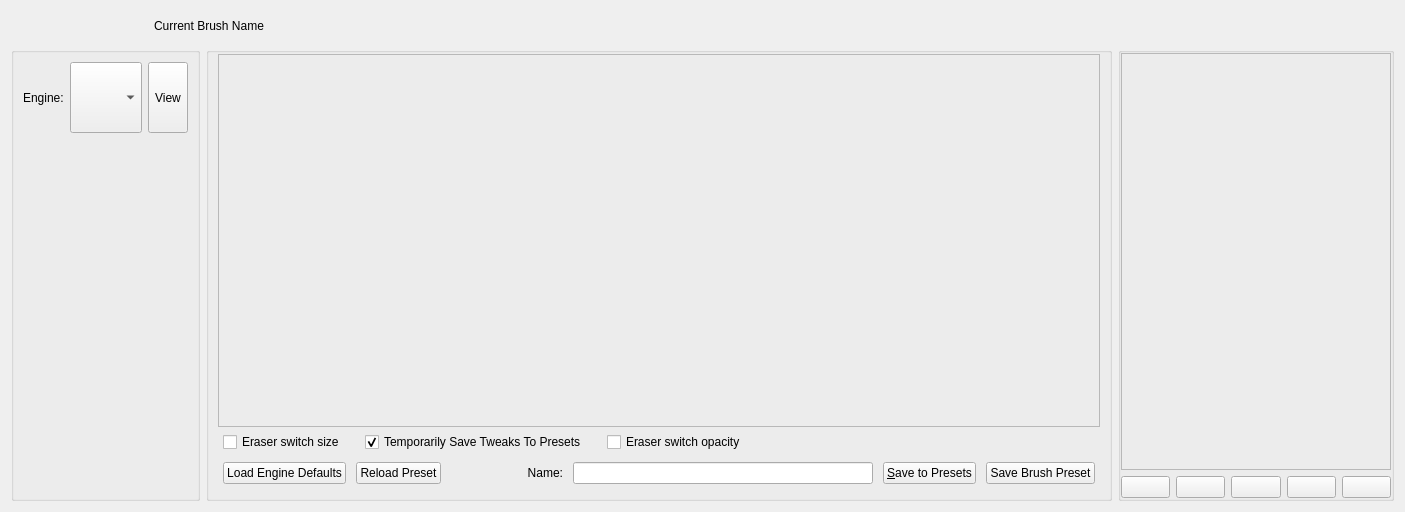
Qt form libs/ui/forms/wdgpaintopsettings.ui (KDE/krita) before a commit.
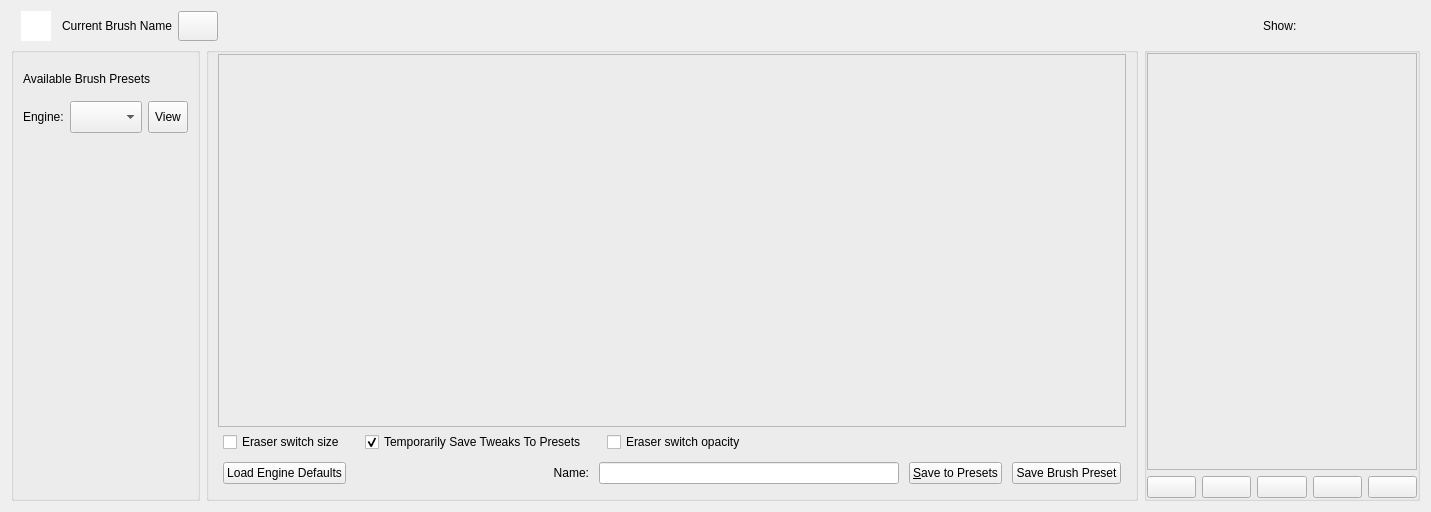
The same form after that commit. Custom widgets are drawn as their Qt base class.

Commit message: move the brush editor UI around a bit. Now the thumbnail of the current preset is at top. also moved the reload icon at the top by the preset name. added a label by the different areas so it was easier to tell them apart

Patch:
```diff
--- a/libs/ui/forms/wdgpaintopsettings.ui
+++ b/libs/ui/forms/wdgpaintopsettings.ui
@@ -6,7 +6,7 @@
    <rect>
     <x>0</x>
     <y>0</y>
-    <width>1405</width>
+    <width>1431</width>
     <height>512</height>
    </rect>
   </property>
@@ -171,19 +171,6 @@
           </property>
          </widget>
         </item>
-        <item>
-         <widget class="QPushButton" name="reload">
-          <property name="sizePolicy">
-           <sizepolicy hsizetype="Preferred" vsizetype="Preferred">
-            <horstretch>0</horstretch>
-            <verstretch>0</verstretch>
-           </sizepolicy>
-          </property>
-          <property name="text">
-           <string>Reload Preset</string>
-          </property>
-         </widget>
-        </item>
         <item>
          <spacer name="horizontalSpacer_2">
           <property name="orientation">
@@ -377,63 +364,51 @@
    </item>
    <item row="0" column="0" colspan="3">
     <layout class="QHBoxLayout" name="brushEditorDashboard">
+     <property name="leftMargin">
+      <number>10</number>
+     </property>
      <item>
-      <widget class="KisHighlightedToolButton" name="showPresetsButton" native="true">
+      <widget class="QGraphicsView" name="presetThumbnailicon">
        <property name="sizePolicy">
-        <sizepolicy hsizetype="Minimum" vsizetype="Minimum">
+        <sizepolicy hsizetype="Fixed" vsizetype="Fixed">
          <horstretch>0</horstretch>
          <verstretch>0</verstretch>
         </sizepolicy>
        </property>
        <property name="minimumSize">
         <size>
-         <width>35</width>
-         <height>20</height>
+         <width>30</width>
+         <height>30</height>
         </size>
        </property>
-       <property name="text" stdset="0">
-        <string/>
-       </property>
-      </widget>
-     </item>
-     <item>
-      <widget class="KisHighlightedToolButton" name="showEditorButton" native="true">
-       <property name="sizePolicy">
-        <sizepolicy hsizetype="Minimum" vsizetype="Preferred">
-         <horstretch>0</horstretch>
-         <verstretch>0</verstretch>
-        </sizepolicy>
-       </property>
-       <property name="minimumSize">
+       <property name="maximumSize">
         <size>
-         <width>35</width>
+         <width>30</width>
          <height>30</height>
         </size>
        </property>
-       <property name="text" stdset="0">
-        <string>Settings</string>
+       <property name="font">
+        <font>
+         <kerning>false</kerning>
+        </font>
        </property>
-      </widget>
-     </item>
-     <item>
-      <widget class="KisHighlightedToolButton" name="showScratchpadButton" native="true">
-       <property name="sizePolicy">
-        <sizepolicy hsizetype="Preferred" vsizetype="Preferred">
-         <horstretch>0</horstretch>
-         <verstretch>0</verstretch>
-        </sizepolicy>
+       <property name="frameShape">
+        <enum>QFrame::NoFrame</enum>
        </property>
-       <property name="minimumSize">
-        <size>
-         <width>35</width>
-         <height>30</height>
-        </size>
+       <property name="frameShadow">
+        <enum>QFrame::Plain</enum>
        </property>
-       <property name="text" stdset="0">
-        <string>Scratchpad</string>
+       <property name="verticalScrollBarPolicy">
+        <enum>Qt::ScrollBarAlwaysOff</enum>
        </property>
-       <property name="checkable" stdset="0">
-        <bool>true</bool>
+       <property name="horizontalScrollBarPolicy">
+        <enum>Qt::ScrollBarAlwaysOff</enum>
+       </property>
+       <property name="interactive">
+        <bool>false</bool>
+       </property>
+       <property name="renderHints">
+        <set>QPainter::Antialiasing</set>
        </property>
       </widget>
      </item>
@@ -452,7 +427,20 @@
         <number>0</number>
        </property>
        <property name="indent">
-        <number>20</number>
+        <number>5</number>
+       </property>
+      </widget>
+     </item>
+     <item>
+      <widget class="QPushButton" name="reloadPresetButton">
+       <property name="sizePolicy">
+        <sizepolicy hsizetype="Preferred" vsizetype="Preferred">
+         <horstretch>0</horstretch>
+         <verstretch>0</verstretch>
+        </sizepolicy>
+       </property>
+       <property name="text">
+        <string/>
        </property>
       </widget>
      </item>
@@ -469,11 +457,85 @@
        </property>
       </spacer>
      </item>
+     <item>
+      <widget class="QLabel" name="label_3">
+       <property name="text">
+        <string>Show:</string>
+       </property>
+      </widget>
+     </item>
+     <item>
+      <widget class="KisHighlightedToolButton" name="showPresetsButton" native="true">
+       <property name="sizePolicy">
+        <sizepolicy hsizetype="Minimum" vsizetype="Minimum">
+         <horstretch>0</horstretch>
+         <verstretch>0</verstretch>
+        </sizepolicy>
+       </property>
+       <property name="minimumSize">
+        <size>
+         <width>35</width>
+         <height>20</height>
+        </size>
+       </property>
+       <property name="text" stdset="0">
+        <string/>
+       </property>
+      </widget>
+     </item>
+     <item>
+      <widget class="KisHighlightedToolButton" name="showEditorButton" native="true">
+       <property name="sizePolicy">
+        <sizepolicy hsizetype="Minimum" vsizetype="Preferred">
+         <horstretch>0</horstretch>
+         <verstretch>0</verstretch>
+        </sizepolicy>
+       </property>
+       <property name="minimumSize">
+        <size>
+         <width>35</width>
+         <height>30</height>
+        </size>
+       </property>
+       <property name="text" stdset="0">
+        <string>Settings</string>
+       </property>
+      </widget>
+     </item>
+     <item>
+      <widget class="KisHighlightedToolButton" name="showScratchpadButton" native="true">
+       <property name="sizePolicy">
+        <sizepolicy hsizetype="Preferred" vsizetype="Preferred">
+         <horstretch>0</horstretch>
+         <verstretch>0</verstretch>
+        </sizepolicy>
+       </property>
+       <property name="minimumSize">
+        <size>
+         <width>35</width>
+         <height>30</height>
+        </size>
+       </property>
+       <property name="text" stdset="0">
+        <string>Scratchpad</string>
+       </property>
+       <property name="checkable" stdset="0">
+        <bool>true</bool>
+       </property>
+      </widget>
+     </item>
     </layout>
    </item>
    <item row="1" column="0">
     <widget class="QGroupBox" name="presetsContainer">
      <layout class="QVBoxLayout" name="paintEngineOpContainer">
+      <item>
+       <widget class="QLabel" name="label_4">
+        <property name="text">
+         <string>Available Brush Presets</string>
+        </property>
+       </widget>
+      </item>
       <item>
        <layout class="QHBoxLayout" name="horizontalLayout_4">
         <item>
```
The commit also changes 1 other file.
